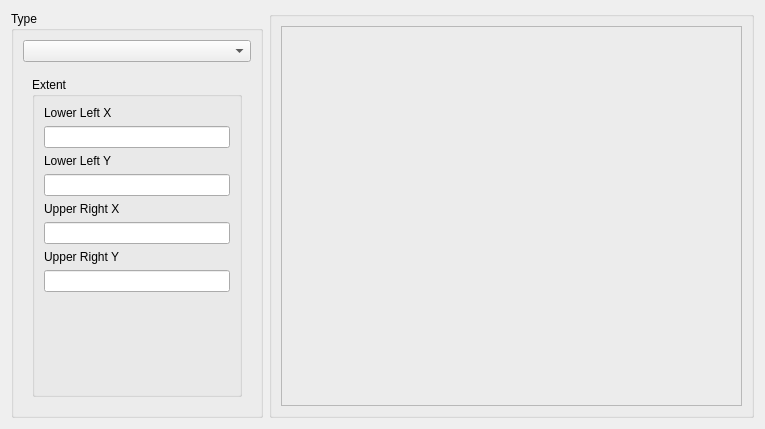
Old version of the form src/terralib/qt/widgets/rp/ui/ClippingWizardPageForm.ui in the repository claudiobogossian/terralib5.
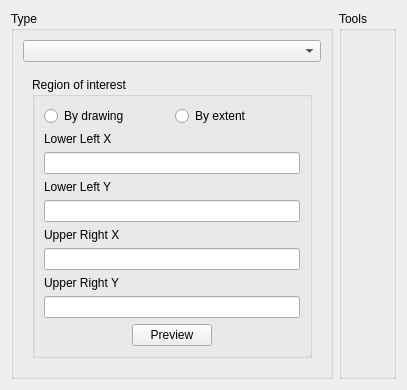
New version of the form.

```diff
--- a/src/terralib/qt/widgets/rp/ui/ClippingWizardPageForm.ui
+++ b/src/terralib/qt/widgets/rp/ui/ClippingWizardPageForm.ui
@@ -6,17 +6,17 @@
    <rect>
     <x>0</x>
     <y>0</y>
-    <width>765</width>
-    <height>429</height>
+    <width>407</width>
+    <height>372</height>
    </rect>
   </property>
   <property name="windowTitle">
    <string>WizardPage</string>
   </property>
-  <layout class="QGridLayout" name="gridLayout_2">
+  <layout class="QGridLayout" name="gridLayout_28">
    <item row="0" column="0">
-    <layout class="QHBoxLayout" name="horizontalLayout" stretch="0,1">
-     <item>
+    <layout class="QGridLayout" name="gridLayout_27" columnstretch="1,0">
+     <item row="0" column="0">
       <widget class="QGroupBox" name="groupBox">
        <property name="minimumSize">
         <size>
@@ -27,10 +27,10 @@
        <property name="title">
         <string>Type</string>
        </property>
+       <layout class="QGridLayout" name="gridLayout_26">
+        <item row="0" column="0">
        <layout class="QGridLayout" name="gridLayout_18">
         <item row="0" column="0">
-         <layout class="QGridLayout" name="gridLayout_17">
-          <item row="0" column="0">
            <widget class="QComboBox" name="m_strategyTypeComboBox">
             <property name="sizePolicy">
              <sizepolicy hsizetype="MinimumExpanding" vsizetype="Fixed">
@@ -52,27 +52,49 @@
              <number>0</number>
             </property>
             <widget class="QWidget" name="page">
-             <layout class="QGridLayout" name="gridLayout_11">
-              <item row="0" column="0">
-               <widget class="QGroupBox" name="groupBox_2">
-                <property name="sizePolicy">
-                 <sizepolicy hsizetype="MinimumExpanding" vsizetype="Preferred">
-                  <horstretch>0</horstretch>
-                  <verstretch>0</verstretch>
-                 </sizepolicy>
-                </property>
-                <property name="title">
-                 <string>Extent</string>
-                </property>
-                <property name="flat">
-                 <bool>true</bool>
-                </property>
                 <layout class="QGridLayout" name="gridLayout_15">
                  <item row="0" column="0">
+               <widget class="QGroupBox" name="groupBox_2">
+                <property name="sizePolicy">
+                 <sizepolicy hsizetype="MinimumExpanding" vsizetype="Preferred">
+                  <horstretch>0</horstretch>
+                  <verstretch>0</verstretch>
+                 </sizepolicy>
+                </property>
+                <property name="title">
+                 <string>Region of interest</string>
+                </property>
+                <property name="flat">
+                 <bool>true</bool>
+                </property>
+                <layout class="QGridLayout" name="gridLayout_17">
+                 <item row="0" column="0">
                   <layout class="QGridLayout" name="gridLayout_14">
                    <item row="0" column="0">
-                    <layout class="QGridLayout" name="gridLayout_9">
+                    <layout class="QGridLayout" name="gridLayout_11">
                      <item row="0" column="0">
+                      <widget class="QRadioButton" name="m_drawingRadioButton">
+                       <property name="text">
+                        <string>By drawing</string>
+                       </property>
+                       <property name="checkable">
+                        <bool>true</bool>
+                       </property>
+                       <property name="autoExclusive">
+                        <bool>true</bool>
+                       </property>
+                      </widget>
+                     </item>
+                     <item row="0" column="1">
+                      <widget class="QRadioButton" name="m_parameterRadioButton">
+                       <property name="text">
+                        <string>By extent</string>
+                       </property>
+                      </widget>
+                     </item>
+                    </layout>
+                   </item>
+                   <item row="1" column="0">
                       <layout class="QGridLayout" name="gridLayout_5">
                        <item row="0" column="0">
                         <widget class="QLabel" name="label">
@@ -90,7 +112,7 @@
                        </item>
                       </layout>
                      </item>
-                     <item row="1" column="0">
+                   <item row="2" column="0">
                       <layout class="QGridLayout" name="gridLayout_6">
                        <item row="0" column="0">
                         <widget class="QLabel" name="label_2">
@@ -108,7 +130,7 @@
                        </item>
                       </layout>
                      </item>
-                     <item row="2" column="0">
+                   <item row="3" column="0">
                       <layout class="QGridLayout" name="gridLayout_7">
                        <item row="0" column="0">
                         <widget class="QLabel" name="label_3">
@@ -126,7 +148,7 @@
                        </item>
                       </layout>
                      </item>
-                     <item row="3" column="0">
+                   <item row="4" column="0">
                       <layout class="QGridLayout" name="gridLayout_8">
                        <item row="0" column="0">
                         <widget class="QLabel" name="label_4">
@@ -144,21 +166,43 @@
                        </item>
                       </layout>
                      </item>
+                   <item row="5" column="0">
+                    <layout class="QGridLayout" name="gridLayout_9">
+                     <item row="0" column="0">
+                      <spacer name="horizontalSpacer_2">
+                       <property name="orientation">
+                        <enum>Qt::Horizontal</enum>
+                       </property>
+                       <property name="sizeHint" stdset="0">
+                        <size>
+                         <width>40</width>
+                         <height>20</height>
+                        </size>
+                       </property>
+                      </spacer>
+                     </item>
+                     <item row="0" column="1">
+                      <widget class="QPushButton" name="m_previewButton">
+                       <property name="text">
+                        <string>Preview</string>
+                       </property>
+                      </widget>
+                     </item>
+                     <item row="0" column="2">
+                      <spacer name="horizontalSpacer_3">
+                       <property name="orientation">
+                        <enum>Qt::Horizontal</enum>
+                       </property>
+                       <property name="sizeHint" stdset="0">
+                        <size>
+                         <width>40</width>
+                         <height>20</height>
+                        </size>
+                       </property>
+                      </spacer>
+                     </item>
                     </layout>
                    </item>
-                   <item row="1" column="0">
-                    <spacer name="verticalSpacer">
-                     <property name="orientation">
-                      <enum>Qt::Vertical</enum>
-                     </property>
-                     <property name="sizeHint" stdset="0">
-                      <size>
-                       <width>20</width>
-                       <height>40</height>
-                      </size>
-                     </property>
-                    </spacer>
-                   </item>
                   </layout>
                  </item>
                 </layout>
@@ -397,7 +441,7 @@
        </layout>
       </widget>
      </item>
-     <item>
+     <item row="0" column="1">
       <widget class="QGroupBox" name="m_previewGroupBox">
        <property name="sizePolicy">
         <sizepolicy hsizetype="MinimumExpanding" vsizetype="Preferred">
@@ -406,13 +450,15 @@
         </sizepolicy>
        </property>
        <property name="title">
-        <string/>
+        <string>Tools</string>
        </property>
        <property name="checkable">
         <bool>false</bool>
        </property>
        <layout class="QGridLayout" name="gridLayout_10">
         <item row="0" column="0">
+         <layout class="QGridLayout" name="gridLayout_2">
+          <item row="0" column="0">
          <widget class="QFrame" name="m_frame">
           <property name="frameShape">
            <enum>QFrame::StyledPanel</enum>
@@ -422,12 +468,28 @@
           </property>
          </widget>
         </item>
+          <item row="1" column="0">
+           <spacer name="verticalSpacer_4">
+            <property name="orientation">
+             <enum>Qt::Vertical</enum>
+            </property>
+            <property name="sizeHint" stdset="0">
+             <size>
+              <width>20</width>
+              <height>68</height>
+             </size>
+            </property>
+           </spacer>
+          </item>
+         </layout>
+        </item>
        </layout>
       </widget>
      </item>
     </layout>
    </item>
   </layout>
+  <zorder></zorder>
  </widget>
  <tabstops>
   <tabstop>m_strategyTypeComboBox</tabstop>
```
Lines whose indentation alone changed are shown as unchanged.
